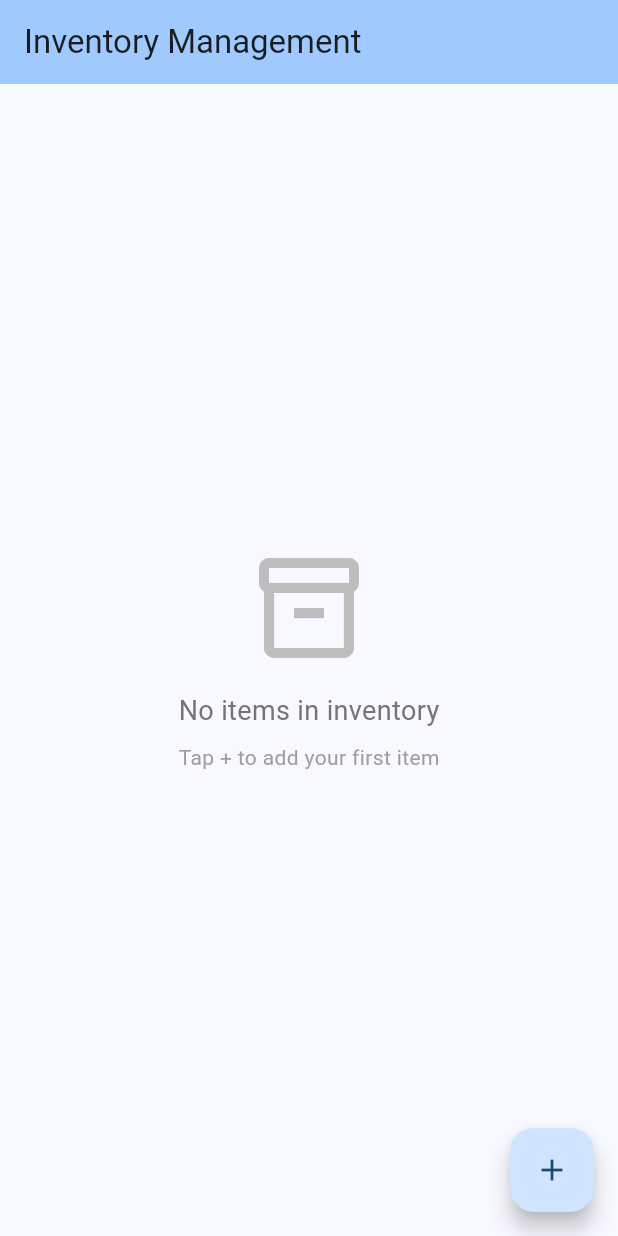
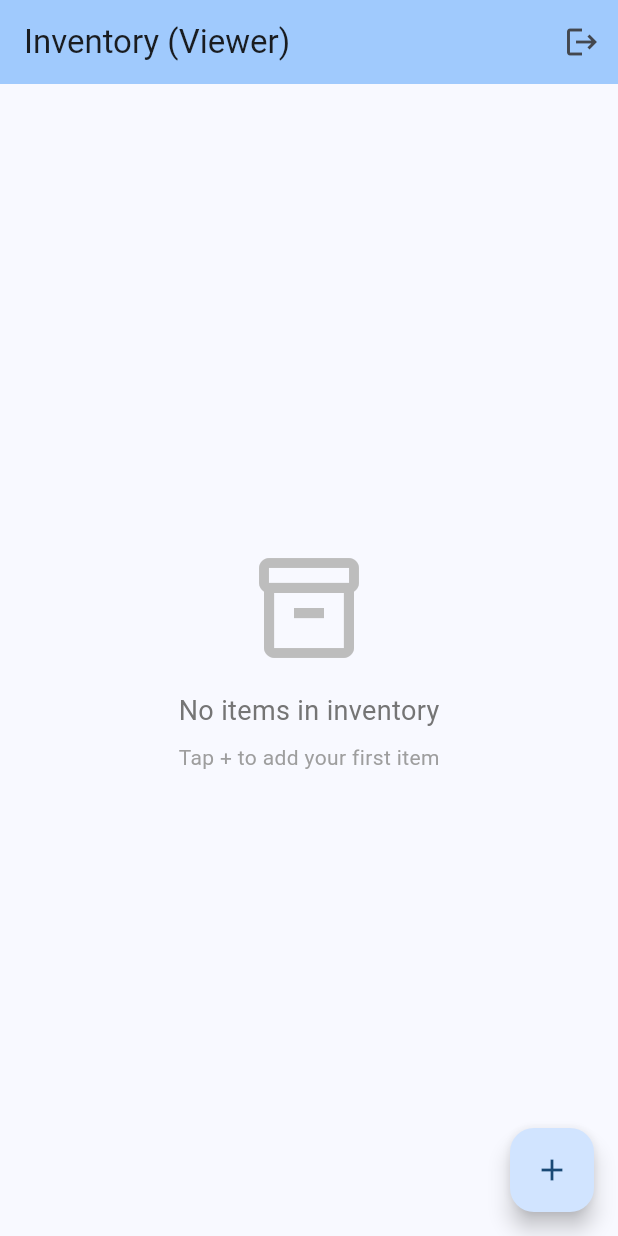
Before and after one commit to jithu2111/inclass15, a Flutter app: the InventoryHomePage screen opened directly, on a phone screen of 412 x 824 dp. Run offline on Flutter 3.47's test engine with Material 3 defaults, Android fonts, the phone set to English and light mode, and no system bars; our stand-ins replace cloud_firestore, firebase_auth, firebase_core; accounts and stored records are empty; generated files the repository leaves out were written again.

Commit message:
Integrated the login/signup with home and inventory page

```diff
--- a/lib/screens/inventory_home_page.dart
+++ b/lib/screens/inventory_home_page.dart
@@ -1,18 +1,72 @@
 import 'package:flutter/material.dart';
 import '../models/item.dart';
+import '../models/user_role.dart';
 import '../services/firestore_service.dart';
+import '../services/auth_service.dart';
 import 'add_edit_item_screen.dart';
 
-class InventoryHomePage extends StatelessWidget {
+class InventoryHomePage extends StatefulWidget {
   InventoryHomePage({super.key});
 
   @override
+  State<InventoryHomePage> createState() => _InventoryHomePageState();
+}
+
+class _InventoryHomePageState extends State<InventoryHomePage> {
+  final FirestoreService _firestoreService = FirestoreService();
+  final AuthService _authService = AuthService();
+  UserRole? _userRole;
+  String? _displayName;
+
+  @override
+  void initState() {
+    super.initState();
+    _loadUserInfo();
+  }
+
+  Future<void> _loadUserInfo() async {
+    final role = await _authService.getUserRole();
+    final name = await _authService.getDisplayName();
+    if (mounted) {
+      setState(() {
+        _userRole = role;
+        _displayName = name;
+      });
+    }
+  }
+
+  Future<void> _handleLogout() async {
+    await _authService.signOut();
+    // Navigation handled by StreamBuilder in main.dart
+  }
+
+  @override
   Widget build(BuildContext context) {
-    final FirestoreService firestoreService = FirestoreService();
     return Scaffold(
       appBar: AppBar(
-        title: const Text('Inventory Management'),
+        title: Text(
+          _userRole != null
+              ? 'Inventory (${_userRole!.displayName})'
+              : 'Inventory Management',
+        ),
         backgroundColor: Theme.of(context).colorScheme.inversePrimary,
+        actions: [
+          if (_displayName != null)
+            Padding(
+              padding: const EdgeInsets.only(right: 8.0),
+              child: Center(
+                child: Text(
+                  _displayName!,
+                  style: const TextStyle(fontSize: 14),
+                ),
+              ),
+            ),
+          IconButton(
+            icon: const Icon(Icons.logout),
+            onPressed: _handleLogout,
+            tooltip: 'Logout',
+          ),
+        ],
       ),
       body: StreamBuilder<List<Item>>(
         stream: firestoreService.getItemsStream(),
```
Also changed, not shown: lib/main.dart (+35 -1 lines).
